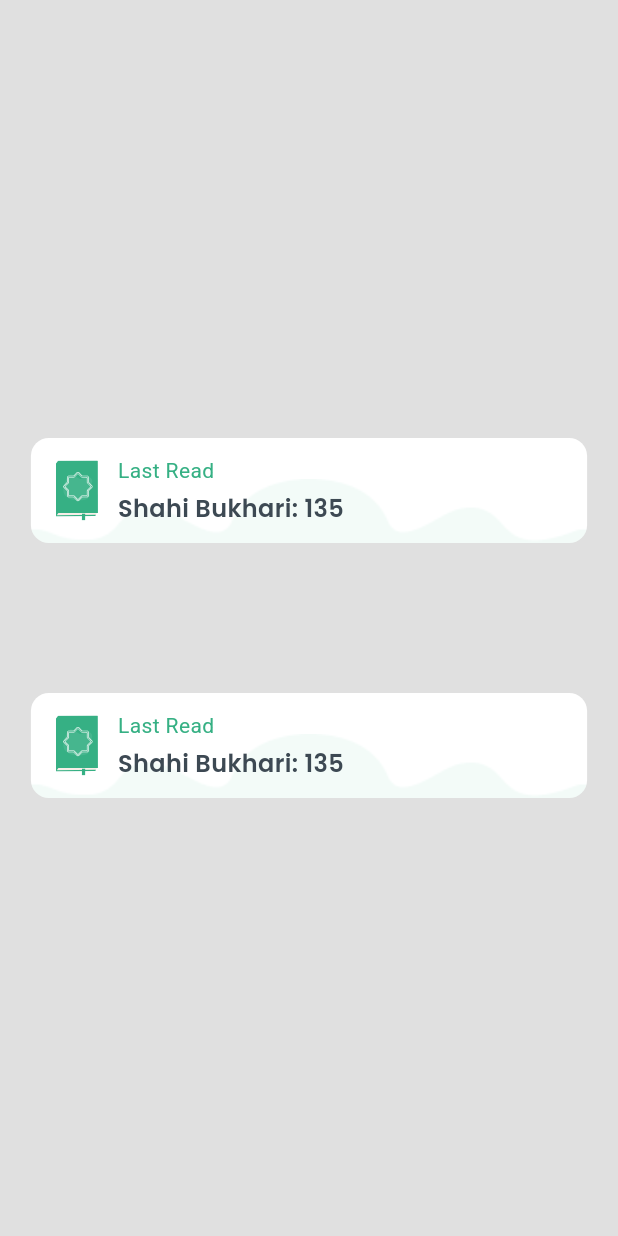
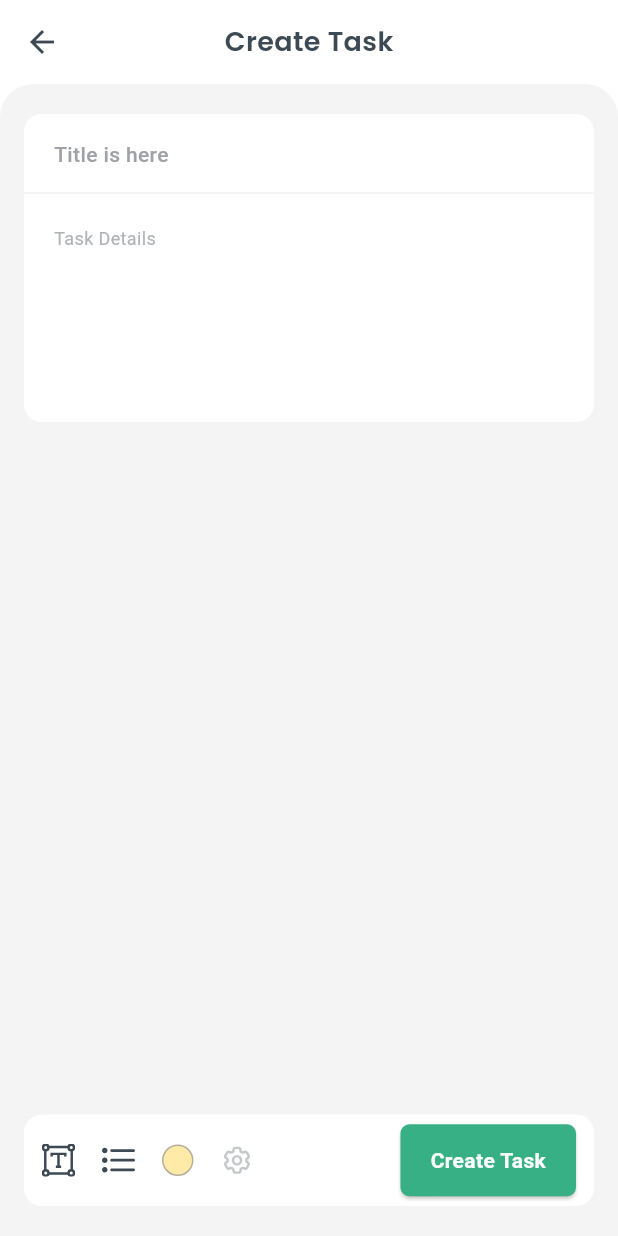
Before and after one commit to ajlank/Muslim-_pro_app_ui_component, a Flutter app: the screen it shows after launch, on a phone screen of 412 x 824 dp. Run offline on Flutter 3.47's test engine with Material 3 defaults, Android fonts, the phone set to English and light mode, and no system bars; our stand-ins replace flutter_svg.

Commit message:
create_task_ui

```diff
--- /dev/null
+++ b/muslim_pro_ui/lib/create_task_ui/create_task_ui.dart
@@ -0,0 +1,191 @@
+import 'package:flutter/material.dart';
+import 'package:flutter_svg/svg.dart';
+
+class CreateTaskUi extends StatelessWidget {
+  const CreateTaskUi({super.key});
+
+  @override
+  Widget build(BuildContext context) {
+    final width=MediaQuery.of(context).size.width;
+    return Scaffold(
+      backgroundColor: const Color(0xFFFFFFFF),
+      appBar: AppBar(
+        backgroundColor: Colors.transparent,
+        elevation: 0,
+        leading: const Icon(Icons.arrow_back, color: Color(0xFF3D4953)),
+        centerTitle: true,
+        title: Text(
+          "Create Task",
+          style: Theme.of(context).textTheme.bodyMedium!.copyWith(
+            fontFamily: 'poppins',
+            color: Color(0xFF3D4953),
+            fontSize: 18,
+            fontWeight: FontWeight.bold,
+          ),
+        ),
+      ),
+      body: Container(
+        decoration: const BoxDecoration(
+          color: Color(0xFFF4F4F4),
+          borderRadius: BorderRadius.only(
+            topLeft: Radius.circular(22),
+            topRight: Radius.circular(22),
+          ),
+        ),
+        child: Padding(
+          padding: const EdgeInsets.symmetric(horizontal: 16,vertical: 20),
+          child: Column(
+            children: [
+
+              TextField(
+                decoration: InputDecoration(
+                  hintText: "Title is here",
+                  hintStyle: Theme.of(context).textTheme.bodyMedium!.copyWith(
+                     color: Color(0xFF9EA1A6),
+                    fontWeight: FontWeight.w500,
+                    ),
+                  filled: true,
+                  fillColor: Colors.white,
+                  contentPadding: const EdgeInsets.symmetric(
+                    horizontal: 16,
+                    vertical: 14,
+                  ),
+                  border: const OutlineInputBorder(
+                    borderRadius: BorderRadius.only(
+                      topLeft: Radius.circular(12),
+                      topRight: Radius.circular(12),
+                    ),
+                    borderSide: BorderSide.none,
+                  ),
+                ),
+              ),
+              const SizedBox(height: 1.4),
+              TextField(
+                maxLines: 5,
+                decoration: InputDecoration(
+                  hintText: "Task Details",
+                  hintStyle: Theme.of(context).textTheme.bodyMedium!.copyWith(
+                    color: const Color(0xFFB0B3B8), // lighter gray color
+                    fontFamily: 'roboto',
+                    fontSize: 12,
+                    fontWeight: FontWeight.w400, // lighter weight
+                  ),
+                  filled: true,
+                  fillColor: Colors.white,
+                  contentPadding: const EdgeInsets.symmetric(
+                    horizontal: 16,
+                    vertical: 16,
+                  ),
+                  border: const OutlineInputBorder(
+                    borderRadius: BorderRadius.only(
+                      bottomLeft: Radius.circular(12),
+                      bottomRight: Radius.circular(12),
+                    ),
+                    borderSide: BorderSide.none,
+                  ),
+                ),
+              ),
+              const Spacer(),
+              Container(
+                height: 61,
+
+                decoration: BoxDecoration(
+                  color: Color(0xFFFFFFFF),
+                  borderRadius: BorderRadius.circular(12),
+                ),
+                child: Padding(
+                  padding: const EdgeInsets.symmetric(horizontal: 12),
+                  child: Row(
+                    children: [
+                      GestureDetector(
+                        onTap: () {
+                          print('Text');
+                        },
+                        child: SvgPicture.asset(
+                          'assets/images/Ttext.svg',
+                          width: 22, // adjust size as needed
+                          height: 22,
+                        ),
+                      ),
+                      const SizedBox(width: 18),
+                      GestureDetector(
+                        onTap: () {
+                          print('lists');
+                        },
+                        child: SvgPicture.asset(
+                          'assets/images/bottom_list.svg',
+                          width: 22,
+                          height: 22,
+                        ),
+                      ),
+                      const SizedBox(width: 18),
+                      GestureDetector(
+                        onTap: () {
+                          print('Color');
+                        },
+                        child: Container(
+                          width: 21,
+                          height: 21,
+                          decoration: BoxDecoration(
+                            color: Color(0xFFFFEAA8), // Fill color
+                            shape: BoxShape.circle, // Circular shape
+                            border: Border.all(
+                              color: Color.fromARGB(
+                                255,
+                                180,
+                                174,
+                                155,
+                              ), // Border color (same as fill)
+                              width: 1, // Border thickness
+                            ),
+                          ),
+                        ),
+                      ),
+                      const SizedBox(width: 18),
+                      GestureDetector(
+                        onTap: () {
+                          print('Settings');
+                        },
+                        child: SvgPicture.asset(
+                          'assets/images/settings.svg',
+                          width: 22, // adjust size as needed
+                          height: 22,
+                        ),
+                      ),
+                      const Spacer(),
+                      ElevatedButton(
+                        onPressed: () {
+                          print('Create Task');
+                        },
+                        style: ElevatedButton.styleFrom(
+                          backgroundColor: const Color(0xFF36B084),
+                          shape: RoundedRectangleBorder(
+                            borderRadius: BorderRadius.circular(6),
+                          ),
+                          padding: const EdgeInsets.symmetric(
+                            horizontal: 20,
+                            vertical: 14,
+                          ),
+                        ),
+                        child: Text(
+                          "Create Task",
+                          style: Theme.of(context).textTheme.bodyMedium!
+                              .copyWith(
+                                color: Colors.white,
+                                fontFamily: 'roboto',
+                                fontWeight: FontWeight.w600,
+                                fontSize: 14,
+                              ),
+                        ),
+                      ),
+                    ],
+                  ),
+                ),
+              ),
+            ],
+          ),
+        ),
+      ),
+    );
+  }
+}
--- a/muslim_pro_ui/lib/latest_read_tile/latest_read_tile.dart
+++ b/muslim_pro_ui/lib/latest_read_tile/latest_read_tile.dart
@@ -1,19 +1,21 @@
 import 'package:flutter/material.dart';
 import 'package:flutter_svg/svg.dart';
 
-class LatestReadTile extends StatelessWidget {
-  const LatestReadTile({
+class LastReadTile extends StatelessWidget {
+  const LastReadTile({
     super.key,
     required this.title,
     required this.subtitle,
     required this.iconImg,
     this.trailing,
+    this.ontap
   });
 
   final String title;
   final String subtitle;
   final String iconImg;
-  final String? trailing; // make it nullable
+  final String? trailing;
+  final VoidCallback? ontap;
 
   @override
   Widget build(BuildContext context) {
--- a/muslim_pro_ui/lib/main.dart
+++ b/muslim_pro_ui/lib/main.dart
@@ -1,4 +1,5 @@
 import 'package:flutter/material.dart';
+import 'package:muslim_pro_ui/create_task_ui/create_task_ui.dart';
 import 'package:muslim_pro_ui/latest_read_tile/latest_read_tile.dart';
 
 void main() {
@@ -13,11 +14,14 @@
     return MaterialApp(
       debugShowCheckedModeBanner: false,
       theme: ThemeData(fontFamily: 'roboto'),
-      home: const LastReadCardWidget(),
+      home: CreateTaskUi(),
     );
   }
 }
 
+
+
+//last Read
 class LastReadCardWidget extends StatelessWidget {
   const LastReadCardWidget({super.key});
 
@@ -29,17 +33,23 @@
         child: Column(
           mainAxisAlignment: MainAxisAlignment.center,
           children: [
-            LatestReadTile(
+            LastReadTile(
               title: 'Last Read',
               subtitle: 'Shahi Bukhari: 135',
               iconImg: 'assets/images/iconImg.svg',
+              ontap: () {
+                //add your navigation logic here
+              },
             ),
             SizedBox(height: 100),
-            LatestReadTile(
+            LastReadTile(
               title: 'Last Read',
               subtitle: 'Shahi Bukhari: 135',
               iconImg: 'assets/images/iconImg.svg',
               trailing: '',
+              ontap: () {
+                //add your navigation logic here
+              },
             ),
           ],
         ),
```
Also changed, not shown: muslim_pro_ui/assets/images/Ttext.svg (added), muslim_pro_ui/assets/images/bottom_list.svg (added), muslim_pro_ui/assets/images/settings.svg (added), muslim_pro_ui/pubspec.lock, 1 other file.
